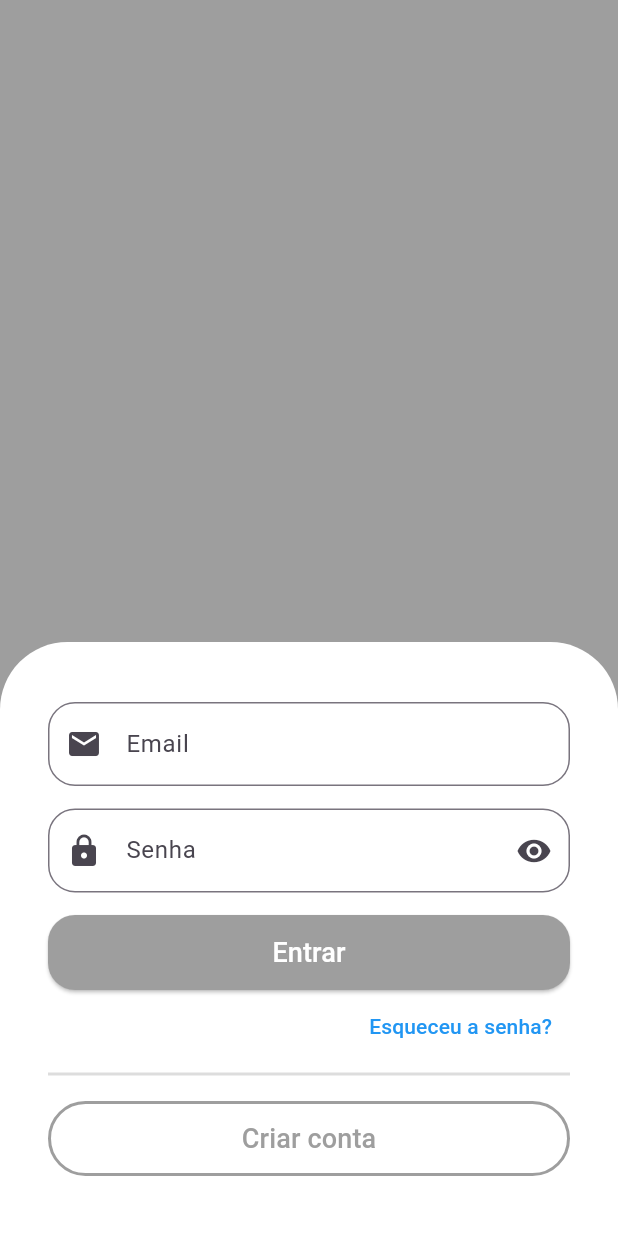
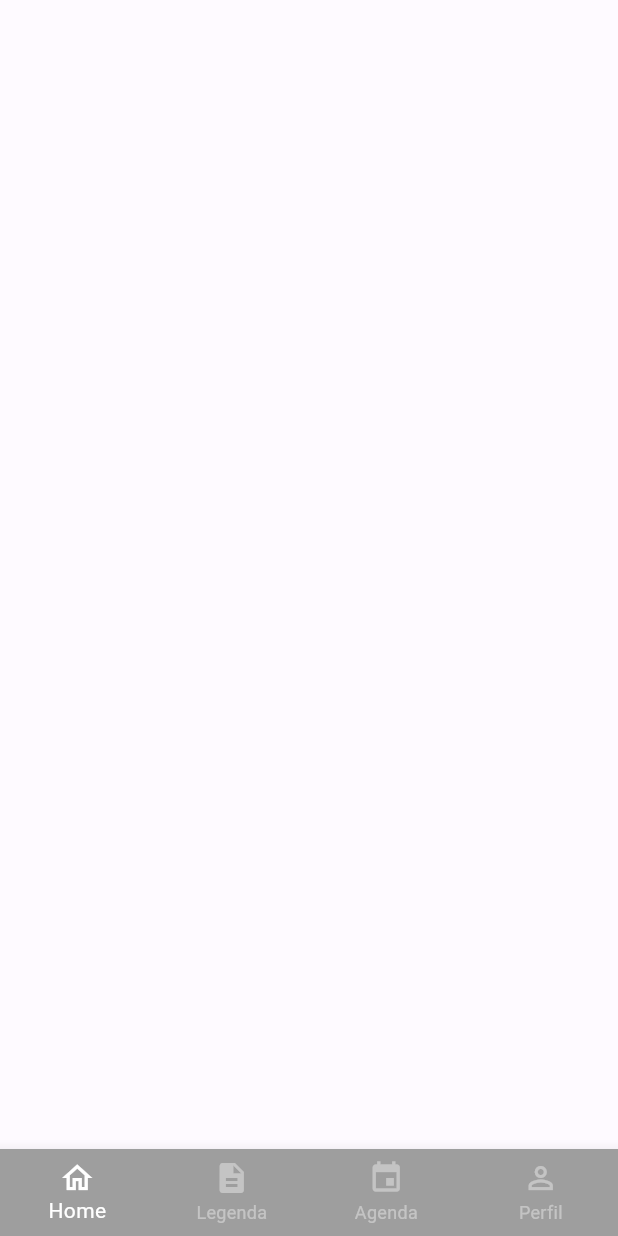
Before and after one commit to TalissonMelo/planorama-mobile, a Flutter app: the screen it shows after launch, after a tap on "Entrar", on a phone screen of 412 x 824 dp. Run offline on Flutter 3.47's test engine with Material 3 defaults, Android fonts, the phone set to English and light mode, and no system bars; our stand-ins replace mask_text_input_formatter.

Commit message:
Create tela base incial

```diff
--- a/lib/src/auth/sign_in_screen.dart
+++ b/lib/src/auth/sign_in_screen.dart
@@ -1,6 +1,7 @@
 import 'package:flutter/material.dart';
 import 'package:liberbox_mobile/src/auth/sign_up_screen.dart';
 import 'package:liberbox_mobile/src/components/custom_text_field.dart';
+import 'package:liberbox_mobile/src/initial/base.dart';
 import 'package:liberbox_mobile/src/recoverPassword/send_phone_code.dart';
 
 class SignInScreen extends StatelessWidget {
@@ -44,7 +45,13 @@ class SignInScreen extends StatelessWidget {
                             backgroundColor: Colors.grey,
                             shape: RoundedRectangleBorder(
                                 borderRadius: BorderRadius.circular(18))),
-                        onPressed: () {},
+                        onPressed: () {
+                          Navigator.of(context).pushReplacement(
+                            MaterialPageRoute(builder: (c) {
+                              return const Base();
+                            }),
+                          );
+                        },
                         child: const Text('Entrar',
                             style:
                                 TextStyle(fontSize: 18, color: Colors.white))),
@@ -55,7 +62,7 @@ class SignInScreen extends StatelessWidget {
                         onPressed: () {
                           Navigator.of(context).push(
                             MaterialPageRoute(builder: (c) {
-                              return SendPhoneCode();
+                              return const SendPhoneCode();
                             }),
                           );
                         },
@@ -82,7 +89,7 @@ class SignInScreen extends StatelessWidget {
                         onPressed: () {
                           Navigator.of(context).push(
                             MaterialPageRoute(builder: (c) {
-                              return SignUpScreen();
+                              return const SignUpScreen();
                             }),
                           );
                         },
--- /dev/null
+++ b/lib/src/initial/base.dart
@@ -0,0 +1,51 @@
+import 'package:flutter/material.dart';
+
+class Base extends StatefulWidget {
+  const Base({super.key});
+
+  @override
+  State<Base> createState() => _BaseState();
+}
+
+class _BaseState extends State<Base> {
+  int currentIndex = 0;
+  final pageController = PageController();
+
+  @override
+  Widget build(BuildContext context) {
+    return Scaffold(
+      body: PageView(
+        physics: const NeverScrollableScrollPhysics(),
+        controller: pageController,
+        children: [
+          Container(color: Colors.white.withAlpha(100)),
+          Container(color: Colors.grey.withAlpha(100)),
+          Container(color: Colors.green.withAlpha(100)),
+          Container(color: Colors.blue.withAlpha(100)),
+        ],
+      ),
+      bottomNavigationBar: BottomNavigationBar(
+        currentIndex: currentIndex,
+        onTap: (index) {
+          setState(() {
+            currentIndex = index;
+            pageController.jumpToPage(index);
+          });
+        },
+        type: BottomNavigationBarType.fixed,
+        backgroundColor: Colors.grey,
+        selectedItemColor: Colors.white,
+        unselectedItemColor: Colors.white.withAlpha(100),
+        items: const [
+          BottomNavigationBarItem(
+              icon: Icon(Icons.home_outlined), label: 'Home'),
+          BottomNavigationBarItem(
+              icon: Icon(Icons.description), label: 'Legenda'),
+          BottomNavigationBarItem(icon: Icon(Icons.event), label: 'Agenda'),
+          BottomNavigationBarItem(
+              icon: Icon(Icons.person_outline), label: 'Perfil')
+        ],
+      ),
+    );
+  }
+}
```
